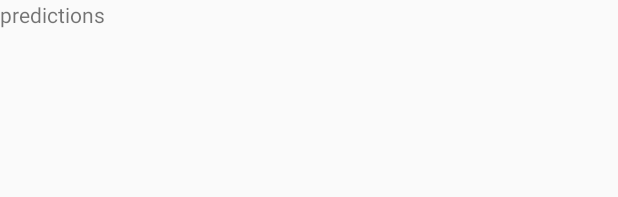
After one commit to hussamh10/hassad, an Android app: the layout fragment_predictions.xml on its own in the app's theme, with its tools: preview values and no code run, on a phone screen of 412 x 824 dp. The commit adds this screen. Shown: the top 197 px of the screen. Run offline under Robolectric (Android 15) with nearby library versions, the phone set to English and light mode, and no system bars.

Commit message:
Predictions fragment added

```diff
--- a/app/src/main/java/com/hush/hassad/MainActivity.java
+++ b/app/src/main/java/com/hush/hassad/MainActivity.java
@@ -62,6 +62,8 @@ public class MainActivity extends AppCompatActivity
             fragmentManager.beginTransaction().replace(R.id.content_frame,new TableFragment()).commit();
         } else if (id == R.id.nav_leaderboard) {
             fragmentManager.beginTransaction().replace(R.id.content_frame,new LeaderboardFragment()).commit();
+        } else if (id == R.id.nav_predictions) {
+            fragmentManager.beginTransaction().replace(R.id.content_frame,new PredictionsFragment()).commit();
         } else if (id == R.id.nav_profile) {
             fragmentManager.beginTransaction().replace(R.id.content_frame,new ProfileFragment()).commit();
         } else if (id == R.id.nav_settings) {
--- /dev/null
+++ b/app/src/main/res/layout/fragment_predictions.xml
@@ -0,0 +1,12 @@
+<?xml version="1.0" encoding="utf-8"?>
+<LinearLayout  xmlns:android="http://schemas.android.com/apk/res/android"
+	android:orientation="vertical"
+	android:layout_width="match_parent"
+	android:layout_height="match_parent">
+
+	<TextView
+		android:layout_width="match_parent"
+		android:layout_height="wrap_content"
+		android:text="predictions"/>
+
+</LinearLayout>
--- a/app/src/main/res/menu/activity_main_drawer.xml
+++ b/app/src/main/res/menu/activity_main_drawer.xml
@@ -22,6 +22,10 @@
             android:id="@+id/nav_leaderboard"
             android:icon="@drawable/ic_menu_manage"
             android:title="Leaderboard" />
+		<item
+			android:id="@+id/nav_predictions"
+			android:icon="@drawable/ic_menu_manage"
+			android:title="Predictions" />
     </group>
 
     <group
```
Also changed, not shown: app/src/main/java/com/hush/hassad/PredictionsFragment.java (added, +17 -0 lines), app/src/main/res/layout/fragment_profile.xml (+6 -2 lines).
